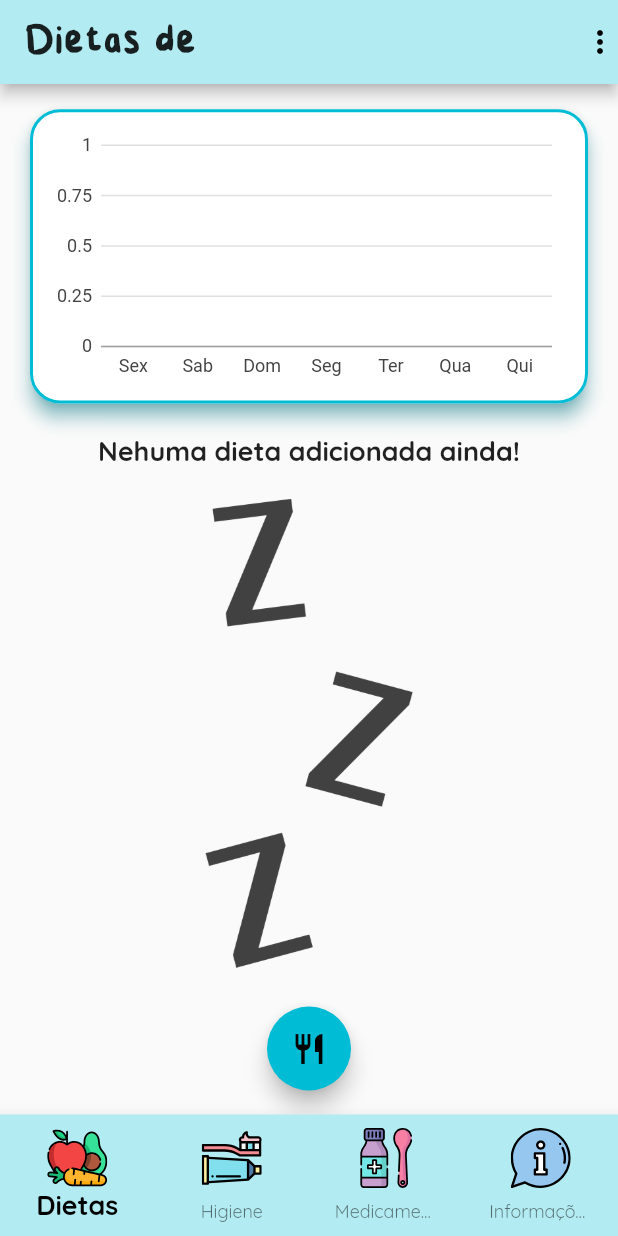
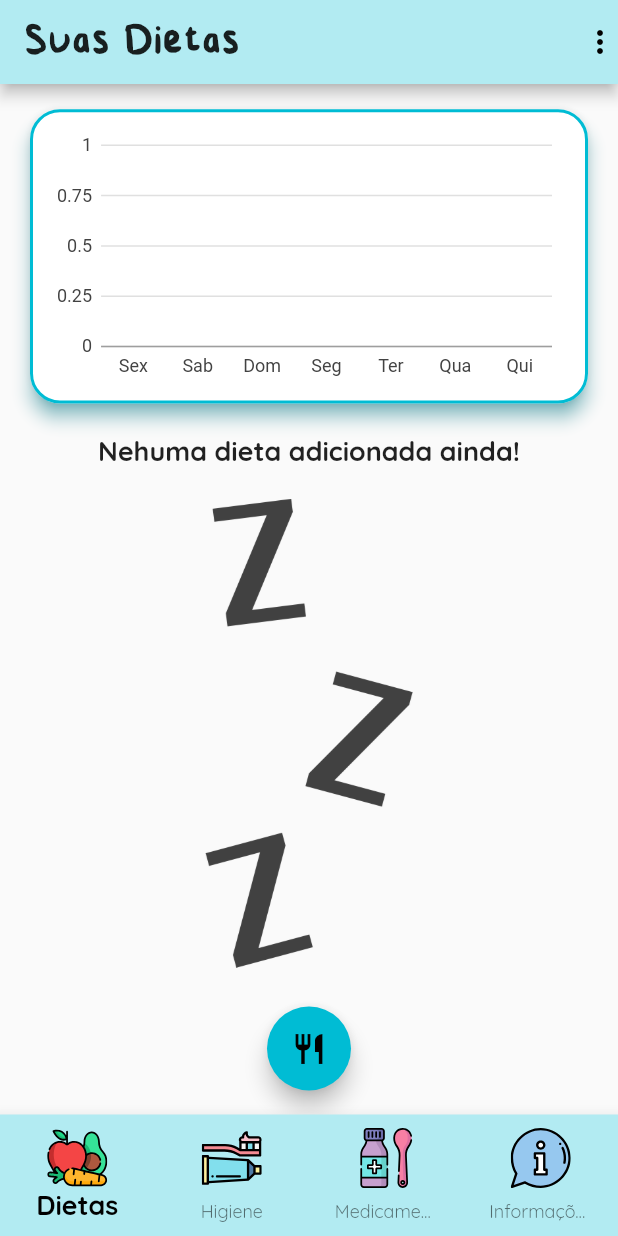
Before and after one commit to dilss/Diet-and-Teeth, a Flutter app: the screen it shows once a user with an empty profile is signed in, on a phone screen of 412 x 824 dp. Run offline on Flutter 3.47's test engine with Material 2 defaults, Android fonts, the phone set to English and light mode, and no system bars; our stand-ins replace charts_flutter, cloud_firestore, firebase_auth, firebase_core, flare_flutter, flutter_svg and 2 more; missing offline and left inert: flutter_rounded_date_picker; accounts and stored records are empty; project files that could hold a hidden picture were left out.

Commit message:
Resolve pr coments

```diff
--- a/lib/ui/screens/home_screen.dart
+++ b/lib/ui/screens/home_screen.dart
@@ -19,7 +19,6 @@ class HomeScreen extends StatefulWidget {
 
 class _HomeScreenState extends State<HomeScreen> {
   int _selectedPageIndex = 0;
-  static String name = FirebaseAuth.instance.currentUser.displayName;
   final List<Map<String, Object>> _pages = [
     {
       'page': Provider<Database>(
@@ -27,7 +26,7 @@ class _HomeScreenState extends State<HomeScreen> {
             FirestoreDatabase(uid: FirebaseAuth.instance.currentUser.uid),
         child: DietsScreen(),
       ),
-      'title': 'Dietas de ' + name,
+      'title': 'Suas Dietas',
     },
     {'page': HygieneScreen(), 'title': 'Higiene Bucal'},
     {'page': MedicineScreen(), 'title': 'Medicamentos'},
```
